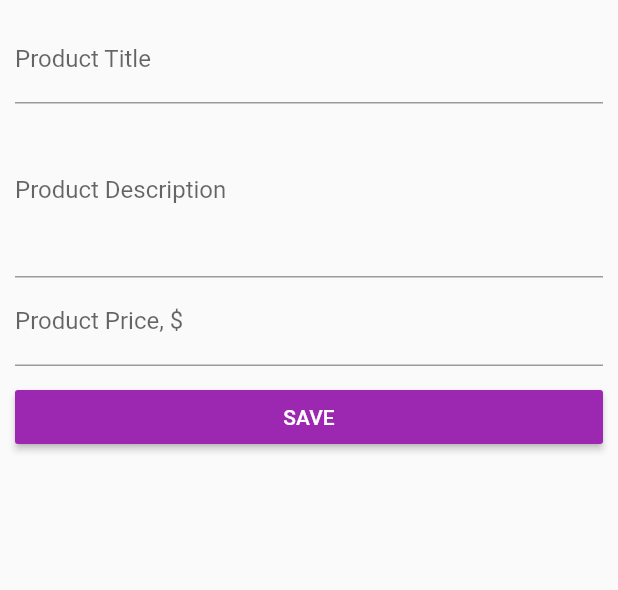
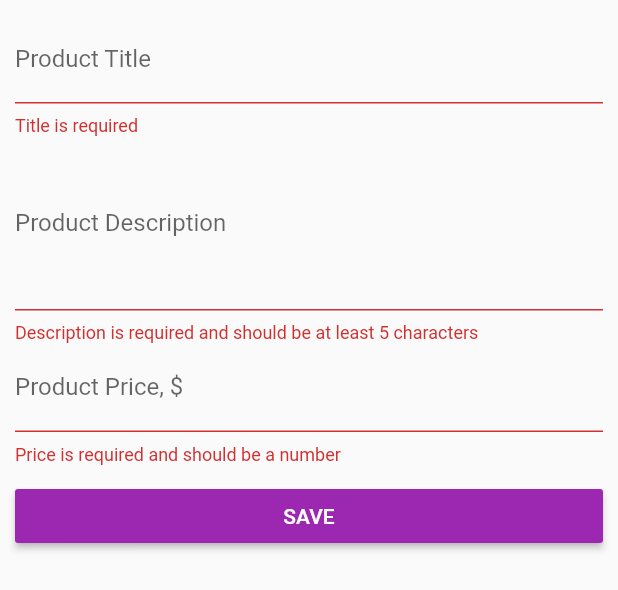
Before and after one commit to AmirVagapov/FlutterFirstApp, a Flutter app: the ProductCreatePage widget shown alone on an empty page, opened directly with empty values, after a tap on "SAVE", on a phone screen of 412 x 824 dp. Shown: the top 590 px of the screen. Run offline on Flutter 3.47's test engine with Material 2 defaults, Android fonts, the phone set to English and light mode, and no system bars.

Commit message:
Added validation when creating a product

```diff
--- a/lib/main.dart
+++ b/lib/main.dart
@@ -1,12 +1,11 @@
 import 'package:flutter/cupertino.dart';
 import 'package:flutter/material.dart';
+import 'package:flutter/painting.dart';
 import 'package:flutter/rendering.dart';
 import 'package:flutter_course/pages/auth.dart';
 import 'package:flutter_course/pages/product.dart';
 import 'package:flutter_course/pages/products.dart';
 import 'package:flutter_course/pages/products_admin.dart';
-
-import 'package:flutter_course/product_manager.dart';
 
 main() {
   // debugPaintSizeEnabled = true;
@@ -41,7 +40,8 @@ class _MyAppState extends State<MyApp> {
           // buttonTheme: ButtonThemeData(buttonColor: Colors.lightBlue),
           primarySwatch: Colors.deepOrange,
           accentColor: Colors.purple,
-          brightness: Brightness.light),
+          brightness: Brightness.light,
+          buttonColor: Colors.purple),
       // home: AuthPage(),
       routes: {
         "/": (BuildContext context) => AuthPage(),
@@ -60,7 +60,10 @@ class _MyAppState extends State<MyApp> {
           final int index = int.parse(pathElements[2]);
           return MaterialPageRoute<bool>(
               builder: (BuildContext context) => ProductPage(
-                  _products[index]["title"], _products[index]["image"]));
+                  _products[index]["title"],
+                  _products[index]["image"],
+                  _products[index]["description"],
+                  _products[index]["price"]));
         }
         return null;
       },
--- a/lib/pages/product_create.dart
+++ b/lib/pages/product_create.dart
@@ -13,57 +13,102 @@ class ProductCreatePage extends StatefulWidget {
 }
 
 class _ProductCreatePageState extends State<ProductCreatePage> {
-  String _titleValue;
-  String _descriptionValue;
-  double _priceValue;
+  final Map<String, dynamic> _formData = {
+    "title": null,
+    "description": null,
+    "price": null,
+    "image": "assets/food.jpg"
+  };
+  final GlobalKey<FormState> _formKey = GlobalKey<FormState>();
+
+  Widget _builTitleTextField() {
+    return TextFormField(
+      decoration: InputDecoration(labelText: "Product Title"),
+      validator: (String value) {
+        if (value.isEmpty) {
+          return "Title is required";
+        }
+      },
+      onSaved: (String value) {
+        _formData["title"] = value;
+      },
+    );
+  }
+
+  Widget _buildDescriptionTextField() {
+    return TextFormField(
+      decoration: InputDecoration(labelText: "Product Description"),
+      validator: (String value) {
+        if (value.isEmpty || value.length < 5) {
+          return "Description is required and should be at least 5 characters";
+        }
+      },
+      onSaved: (String value) {
+        _formData["description"] = value;
+      },
+      maxLines: 4,
+    );
+  }
+
+  Widget _buildPriceTextField() {
+    return TextFormField(
+      decoration: InputDecoration(labelText: "Product Price, \$"),
+      validator: (String value) {
+        if (double.tryParse(value.replaceFirst(RegExp(r','), '.')) == null) {
+          return "Price is required and should be a number";
+        }
+      },
+      onSaved: (String value) {
+        _formData["price"] =
+            double.parse(value.replaceFirst(RegExp(r','), '.'));
+      },
+      keyboardType: TextInputType.number,
+    );
+  }
+
+  void _submitForm() {
+    if (!_formKey.currentState.validate()) {
+      return;
+    }
+    _formKey.currentState.save();
+    widget.addProduct(_formData);
+    Navigator.pushReplacementNamed(context, "/products");
+  }
+
+  double _getTargetPadding(BuildContext context) {
+    final bool isPortraitOrientation =
+        MediaQuery.of(context).orientation == Orientation.portrait;
+    final double screenWidth = MediaQuery.of(context).size.width;
+    final double targetPadding = isPortraitOrientation ? 0 : screenWidth / 8;
+    return targetPadding;
+  }
 
   @override
   Widget build(BuildContext context) {
-    return Container(
+    return GestureDetector(
+      onTap: () {
+        FocusScope.of(context).detach();
+      },
+      child: Container(
         padding: EdgeInsets.all(10.0),
-        child: ListView(children: <Widget>[
-          TextField(
-            decoration: InputDecoration(labelText: "Product Title"),
-            onChanged: (String value) {
-              setState(() {
-                _titleValue = value;
-              });
-            },
-          ),
-          TextField(
-            decoration: InputDecoration(labelText: "Product Description"),
-            onChanged: (String value) {
-              setState(() {
-                _descriptionValue = value;
-              });
-            },
-            maxLines: 4,
-          ),
-          TextField(
-            decoration: InputDecoration(labelText: "Product Price, \$"),
-            onChanged: (String value) {
-              setState(() {
-                _priceValue = double.parse(value);
-              });
-            },
-            keyboardType: TextInputType.number,
-          ),
-          SizedBox(height: 10.0),
-          RaisedButton(
-            color: Theme.of(context).accentColor,
-            textColor: Colors.white,
-            child: Text("SAVE"),
-            onPressed: () {
-              final Map<String, dynamic> product = {
-                "title": _titleValue,
-                "description": _descriptionValue,
-                "price": _priceValue,
-                "image": "assets/food.jpg"
-              };
-              widget.addProduct(product);
-              Navigator.pushReplacementNamed(context, "/products");
-            },
-          )
-        ]));
+        child: Form(
+          key: _formKey,
+          child: ListView(
+              padding:
+                  EdgeInsets.symmetric(horizontal: _getTargetPadding(context)),
+              children: <Widget>[
+                _builTitleTextField(),
+                _buildDescriptionTextField(),
+                _buildPriceTextField(),
+                SizedBox(height: 10.0),
+                RaisedButton(
+                  textColor: Colors.white,
+                  child: Text("SAVE"),
+                  onPressed: _submitForm,
+                )
+              ]),
+        ),
+      ),
+    );
   }
 }
--- /dev/null
+++ b/lib/widgets/products/price_tag.dart
@@ -0,0 +1,20 @@
+import 'package:flutter/material.dart';
+
+class PriceTag extends StatelessWidget {
+  final String _price;
+
+  PriceTag(this._price);
+
+  @override
+  Widget build(BuildContext context) {
+    return Container(
+        padding: EdgeInsets.symmetric(horizontal: 6.0, vertical: 2.5),
+        decoration: BoxDecoration(
+            color: Theme.of(context).accentColor,
+            borderRadius: BorderRadius.circular(5.0)),
+        child: Text(
+          "\$$_price",
+          style: TextStyle(color: Colors.white),
+        ));
+  }
+}
--- /dev/null
+++ b/lib/widgets/ui_elements/title_default.dart
@@ -0,0 +1,14 @@
+import 'package:flutter/material.dart';
+
+class TitleDefault extends StatelessWidget {
+  final String title;
+
+  TitleDefault(this.title);
+
+  @override
+  Widget build(BuildContext context) {
+    return Text(title,
+        style: TextStyle(
+            fontSize: 26.0, fontWeight: FontWeight.bold, fontFamily: "Oswald"));
+  }
+}
```
Also changed, not shown: lib/pages/auth.dart (+69 -47 lines), lib/pages/product.dart (+37 -44 lines), lib/pages/products.dart (+18 -8 lines), lib/pages/products_admin.dart (+12 -7 lines), lib/product_manager.dart (deleted, +0 -16 lines), lib/products.dart (deleted, +0 -72 lines), lib/widgets/products/address_tag.dart (added, +19 -0 lines), lib/widgets/products/product_card.dart (added, +56 -0 lines), lib/widgets/products/products.dart (added, +27 -0 lines).
